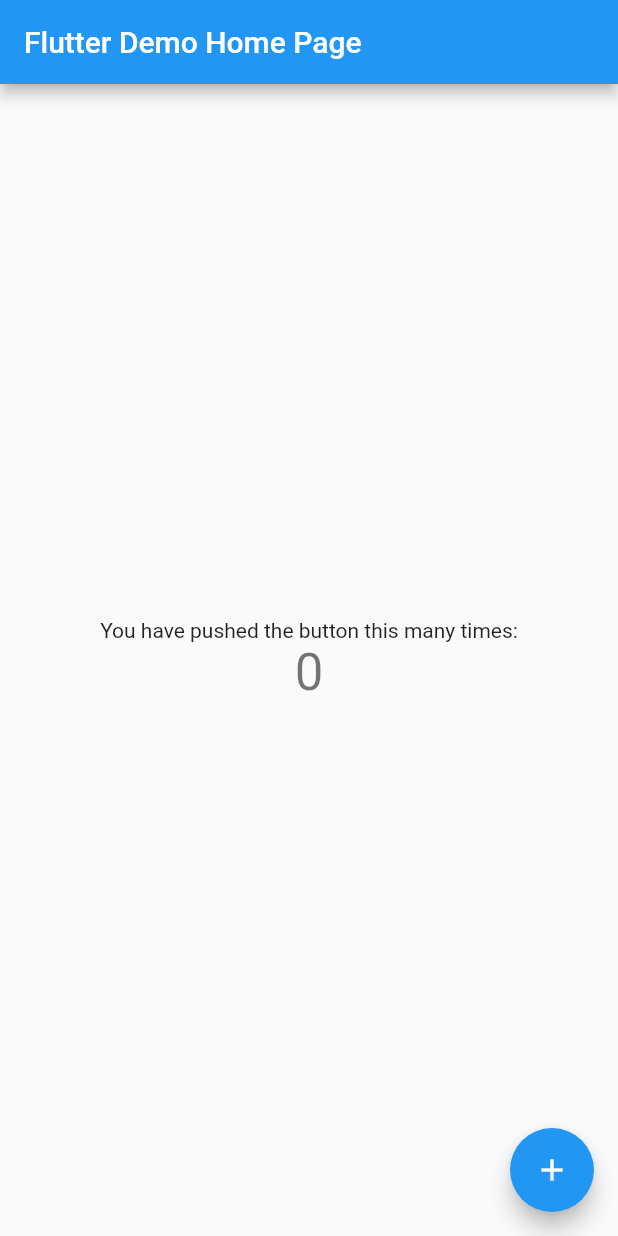
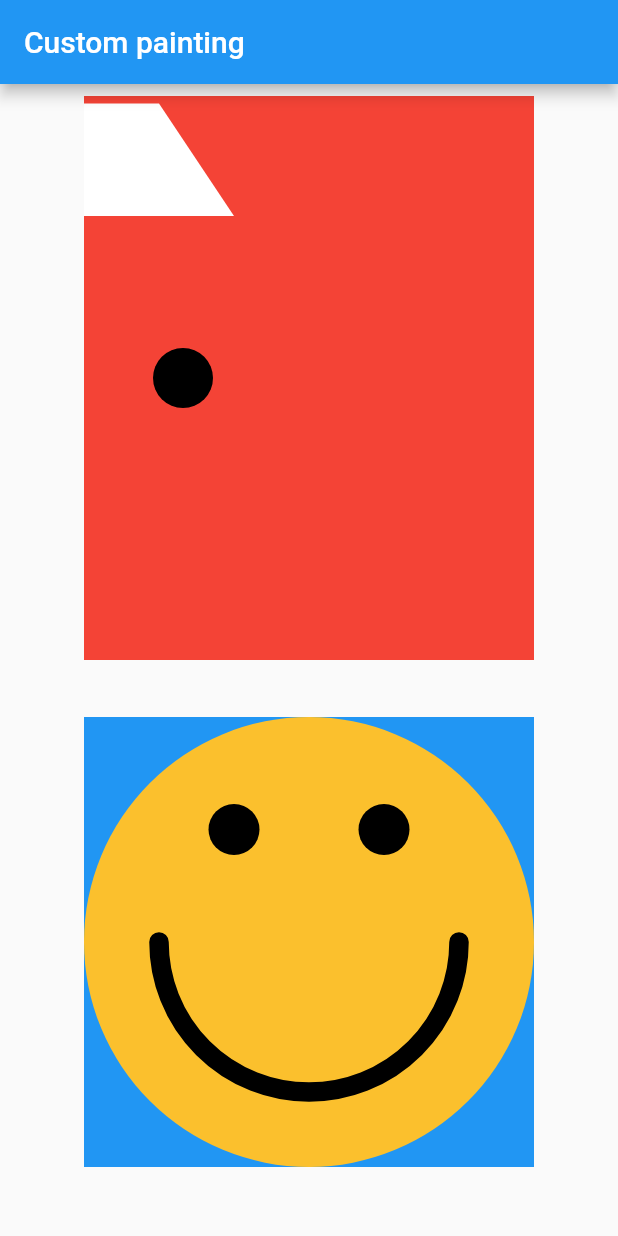
Before and after one commit to jeffrey0606/flutter_clock_challenge, a Flutter app: the screen it shows after launch, on a phone screen of 412 x 824 dp. Run offline on Flutter 3.47's test engine with Material 2 defaults, Android fonts, the phone set to English and light mode, and no system bars.

Commit message:
Learning Custom paint an animations

```diff
--- a/flutter_clock_app/lib/main.dart
+++ b/flutter_clock_app/lib/main.dart
@@ -1,26 +1,17 @@
 import 'package:flutter/material.dart';
+import 'package:flutter_clock_app/myPainter.dart';
 
 void main() => runApp(MyApp());
 
 class MyApp extends StatelessWidget {
-  // This widget is the root of your application.
   @override
   Widget build(BuildContext context) {
     return MaterialApp(
       title: 'Flutter Demo',
       theme: ThemeData(
-        // This is the theme of your application.
-        //
-        // Try running your application with "flutter run". You'll see the
-        // application has a blue toolbar. Then, without quitting the app, try
-        // changing the primarySwatch below to Colors.green and then invoke
-        // "hot reload" (press "r" in the console where you ran "flutter run",
-        // or simply save your changes to "hot reload" in a Flutter IDE).
-        // Notice that the counter didn't reset back to zero; the application
-        // is not restarted.
         primarySwatch: Colors.blue,
       ),
-      home: MyHomePage(title: 'Flutter Demo Home Page'),
+      home: MyHomePage(title: 'Custom painting'),
     );
   }
 }
@@ -28,84 +19,99 @@ class MyApp extends StatelessWidget {
 class MyHomePage extends StatefulWidget {
   MyHomePage({Key key, this.title}) : super(key: key);
 
-  // This widget is the home page of your application. It is stateful, meaning
-  // that it has a State object (defined below) that contains fields that affect
-  // how it looks.
-
-  // This class is the configuration for the state. It holds the values (in this
-  // case the title) provided by the parent (in this case the App widget) and
-  // used by the build method of the State. Fields in a Widget subclass are
-  // always marked "final".
-
   final String title;
 
   @override
   _MyHomePageState createState() => _MyHomePageState();
 }
 
-class _MyHomePageState extends State<MyHomePage> {
-  int _counter = 0;
+class _MyHomePageState extends State<MyHomePage> with SingleTickerProviderStateMixin{
+  /*AnimationController _animationController;
 
-  void _incrementCounter() {
+  @override
+  void initState() {
+    _animationController = AnimationController(vsync: this, duration: Duration(seconds: 160));
+    _animationController.forward();
+    super.initState();
+  }*/
+  double _circleAnim = 0.0;
+  Animation<double> circleAnim;
+  AnimationController _controller;
+
+  @override
+  void initState() {
+    super.initState();
+    _controller = AnimationController(vsync:  this, duration: Duration(seconds: 2));
+    circleAnim = Tween(begin: 0.0, end: 150.0).animate(_controller)..addListener((){
       setState(() {
-      // This call to setState tells the Flutter framework that something has
-      // changed in this State, which causes it to rerun the build method below
-      // so that the display can reflect the updated values. If we changed
-      // _counter without calling setState(), then the build method would not be
-      // called again, and so nothing would appear to happen.
-      _counter++;
+        _circleAnim = circleAnim.value;
       });
+    });
+
+    _controller.repeat(reverse: true, period: Duration(seconds: 5));
   }
 
   @override
+  void dispose() {
+    _controller.dispose();
+    super.dispose();
+  }
+  @override
   Widget build(BuildContext context) {
-    // This method is rerun every time setState is called, for instance as done
-    // by the _incrementCounter method above.
-    //
-    // The Flutter framework has been optimized to make rerunning build methods
-    // fast, so that you can just rebuild anything that needs updating rather
-    // than having to individually change instances of widgets.
     return Scaffold(
         appBar: AppBar(
-        // Here we take the value from the MyHomePage object that was created by
-        // the App.build method, and use it to set our appbar title.
           title: Text(widget.title),
         ),
-      body: Center(
-        // Center is a layout widget. It takes a single child and positions it
-        // in the middle of the parent.
+        body: Padding(
+          padding: const EdgeInsets.all(8.0),
           child: Column(
-          // Column is also a layout widget. It takes a list of children and
-          // arranges them vertically. By default, it sizes itself to fit its
-          // children horizontally, and tries to be as tall as its parent.
-          //
-          // Invoke "debug painting" (press "p" in the console, choose the
-          // "Toggle Debug Paint" action from the Flutter Inspector in Android
-          // Studio, or the "Toggle Debug Paint" command in Visual Studio Code)
-          // to see the wireframe for each widget.
-          //
-          // Column has various properties to control how it sizes itself and
-          // how it positions its children. Here we use mainAxisAlignment to
-          // center the children vertically; the main axis here is the vertical
-          // axis because Columns are vertical (the cross axis would be
-          // horizontal).
-          mainAxisAlignment: MainAxisAlignment.center,
             children: <Widget>[
-            Text(
-              'You have pushed the button this many times:',
+              Expanded(
+                flex: 1,
+                child: /*Center(
+                  child: Container(
+                    height: 300,
+                    width: 300,
+                    color: Colors.red,
+                    child: AnimatedBuilder(
+                      animation: _animationController,
+                      builder: (BuildContext ctx, Widget widget){
+                        return CustomPaint(
+                          painter: NoiceBox(
+                            heigth: 200,
+                            width: 200,
                           ),
-            Text(
-              '$_counter',
-              style: Theme.of(context).textTheme.display1,
+                        );
+                      },
+                    )
                   ),
+                ),*/
+                Container(
+                    height: 300,
+                    width: 300,
+                    color: Colors.red,
+                    child: CustomPaint(
+                          painter: NoiceBox(
+                            x_axis: _circleAnim
+                          ),
+                    ),
+                ),
+              ),
+              Expanded(
+                flex: 1,
+                child: Center(
+                  child: Container(
+                    color: Colors.blue,
+                    width: 300,
+                    height: 300,
+                    child: CustomPaint(
+                      painter: Mypainter(),
+                    ),
+                  ),
+                ),
+              )
             ],
           ),
-      ),
-      floatingActionButton: FloatingActionButton(
-        onPressed: _incrementCounter,
-        tooltip: 'Increment',
-        child: Icon(Icons.add),
-      ), // This trailing comma makes auto-formatting nicer for build methods.
-    );
+        ));
   }
 }
```
Also changed, not shown: flutter_clock_app/lib/myPainter.dart (added, +74 -0 lines). Lines whose indentation alone changed are shown as unchanged.
